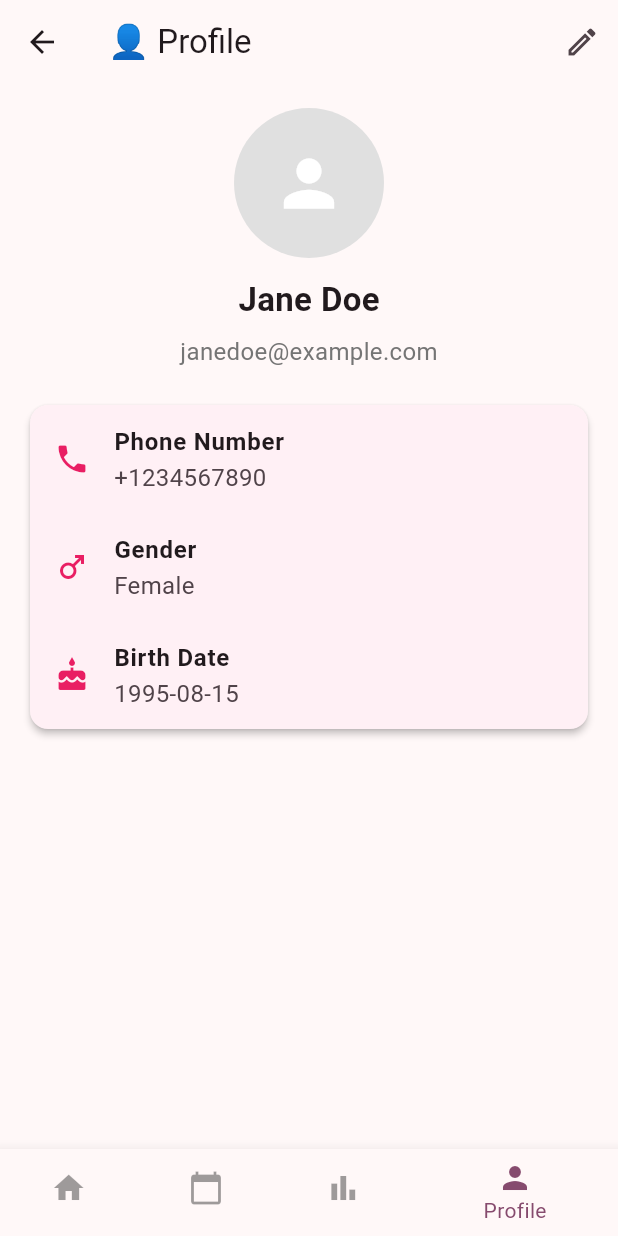
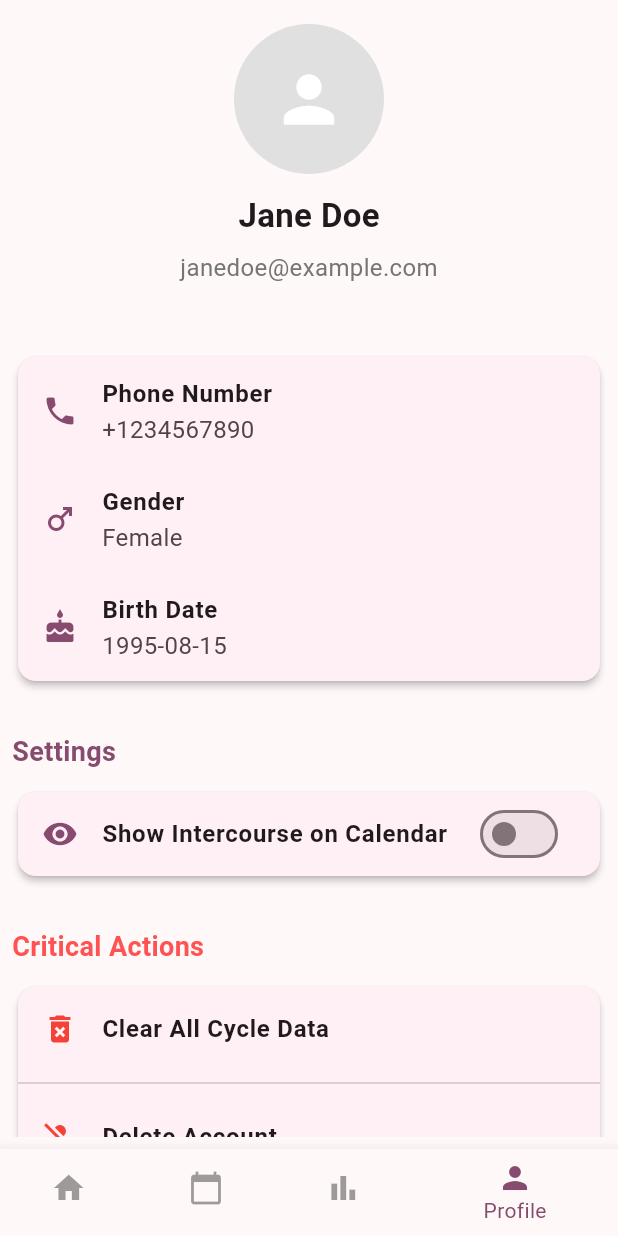
Before and after one commit to Eugene600/ZuriCycle, a Flutter app: the MainScreen screen opened directly, item 4 of the bottom bar chosen, on a phone screen of 412 x 824 dp. Run offline on Flutter 3.47's test engine with Material 3 defaults, Android fonts, the phone set to English and light mode, and no system bars; our stand-ins replace either_dart, fl_chart, flutter_animate, flutter_form_builder, flutter_riverpod, form_builder_validators and 5 more; accounts and stored records are empty.

Commit message:
Worked on profile screen and included vibration package for allowing vibration of the screen while navigating various screens from the bottom nav bar

```diff
--- a/lib/app/main_pages/pages/calendar_screen.dart
+++ b/lib/app/main_pages/pages/calendar_screen.dart
@@ -125,7 +125,7 @@ class _CalendarScreenState extends State<CalendarScreen> {
                       style: TextStyle(color: Colors.white),
                     ),
                     style: ElevatedButton.styleFrom(
-                      backgroundColor: Colors.black.withValues(),
+                      backgroundColor: Colors.black.withValues(alpha: 0.6),
                       minimumSize: const Size(double.infinity, 50),
                       shape: RoundedRectangleBorder(
                         borderRadius: BorderRadius.circular(12),
@@ -161,7 +161,7 @@ class _CalendarScreenState extends State<CalendarScreen> {
                       style: TextStyle(color: Colors.white),
                     ),
                     style: ElevatedButton.styleFrom(
-                      backgroundColor: Colors.black.withValues(),
+                      backgroundColor: Colors.black.withValues(alpha: 0.6),
                       minimumSize: const Size(double.infinity, 50),
                       shape: RoundedRectangleBorder(
                         borderRadius: BorderRadius.circular(12),
--- a/lib/app/main_pages/pages/home_screen.dart
+++ b/lib/app/main_pages/pages/home_screen.dart
@@ -1,9 +1,6 @@
 import 'package:flutter/material.dart';
-import 'package:flutter/widgets.dart';
-import 'package:go_router/go_router.dart';
 import 'package:table_calendar/table_calendar.dart';
 import 'package:flutter_animate/flutter_animate.dart';
-import 'package:zuricycle/utils/utils.dart';
 
 
 class HomeScreen extends StatefulWidget {
@@ -14,7 +11,7 @@ class HomeScreen extends StatefulWidget {
 }
 
 class _HomeScreenState extends State<HomeScreen> with TickerProviderStateMixin {
-  DateTime _focusedDay = DateTime.now();
+  final DateTime _focusedDay = DateTime.now();
   late AnimationController _textController;
   late Animation<double> _textFadeAnimation;
 
@@ -50,21 +47,22 @@ class _HomeScreenState extends State<HomeScreen> with TickerProviderStateMixin {
           PopupMenuButton<String>(
             icon: const Icon(Icons.more_vert, color: Colors.white, size: 28),
             onSelected: (value) {
-              if (value == 'settings') {
-                  context.goNamed(RouteNames.SETTINGS_SCREEN);
-              } else if (value == 'logout') {
+              // if (value == 'settings') {
+              //     context.goNamed(RouteNames.SETTINGS_SCREEN);
+              // }
+              if (value == 'logout') {
                 // Handle logout logic
               }
             },
             itemBuilder: (BuildContext context) => [
-              PopupMenuItem(
-                value: 'settings',
-                child: ListTile(
-                  leading: Icon(Icons.settings,
-                      color: theme.colorScheme.onSurface),
-                  title: const Text('Settings'),
-                ),
-              ),
+              // PopupMenuItem(
+              //   value: 'settings',
+              //   child: ListTile(
+              //     leading: Icon(Icons.settings,
+              //         color: theme.colorScheme.onSurface),
+              //     title: const Text('Settings'),
+              //   ),
+              // ),
               PopupMenuItem(
                 value: 'logout',
                 child: ListTile(
@@ -118,7 +116,7 @@ class _HomeScreenState extends State<HomeScreen> with TickerProviderStateMixin {
                     style: theme.textTheme.displayMedium?.copyWith(
                       fontSize: 48,
                       fontWeight: FontWeight.bold,
-                      color: Colors.white.withValues(),
+                      color: Colors.white,
                     ),
                   ),
                 ),
--- a/lib/app/main_pages/pages/main_screen.dart
+++ b/lib/app/main_pages/pages/main_screen.dart
@@ -1,6 +1,7 @@
 import 'package:flutter/material.dart';
+import 'package:vibration/vibration_presets.dart';
 import 'package:zuricycle/app/main_pages/pages/stats_screen.dart';
-
+import 'package:vibration/vibration.dart';
 import 'pages.dart';
 
 
@@ -22,7 +23,10 @@ class _MainScreenState extends State<MainScreen> {
     const ProfileScreen(),
   ];
 
-  void _onItemTapped(int index) {
+  void _onItemTapped(int index) async{
+    if (await Vibration.hasVibrator()) {
+      Vibration.vibrate(preset: VibrationPreset.singleShortBuzz);
+    }
     setState(() {
       _selectedIndex = index;
     });
--- a/lib/app/main_pages/pages/profile_screen.dart
+++ b/lib/app/main_pages/pages/profile_screen.dart
@@ -1,7 +1,14 @@
 import 'package:flutter/material.dart';
 
-class ProfileScreen extends StatelessWidget {
+class ProfileScreen extends StatefulWidget {
   const ProfileScreen({super.key});
+
+  @override
+  State<ProfileScreen> createState() => _ProfileScreenState();
+}
+
+class _ProfileScreenState extends State<ProfileScreen> {
+  bool showIntercourse = false;
 
   @override
   Widget build(BuildContext context) {
@@ -13,33 +20,43 @@ class ProfileScreen extends StatelessWidget {
     const String gender = "Female";
     const String birthDate = "1995-08-15";
 
-    return Scaffold(
-      appBar: AppBar(
-          title: const Text('👤 Profile'),
-        actions: [
-          IconButton(
-            onPressed: () {
-              // Future edit functionality
-            },
-            icon: const Icon(Icons.mode_edit_outlined),
-          ),
-        ],
-      ),
-      body: Padding(
+    var theme = Theme.of(context);
+
+    return SafeArea(
+      child: CustomScrollView(
+        slivers: [
+          // SliverAppBar(
+          //   title: const Text('🪷 Profile'),
+          //   pinned: true,
+          //   floating: true,
+          //   snap: true,
+          //   centerTitle: true,
+          //   // actions: [
+          //   //   IconButton(
+          //   //     onPressed: () {
+          //   //       // Future edit functionality
+          //   //     },
+          //   //     icon: const Icon(Icons.mode_edit_outlined),
+          //   //   ),
+          //   // ],
+          // ),
+          SliverToBoxAdapter(
+            child: Padding(
               padding: const EdgeInsets.all(16.0),
               child: Column(
                 crossAxisAlignment: CrossAxisAlignment.center,
                 children: [
-            // Profile Picture
                   CircleAvatar(
                     radius: 50,
                     backgroundColor: Colors.grey[300],
-              child: const Icon(Icons.person, size: 50, color: Colors.white),
+                    child:
+                        const Icon(Icons.person, size: 50, color: Colors.white),
                   ),
                   const SizedBox(height: 12),
                   Text(
                     "$firstName $lastName",
-              style: const TextStyle(fontSize: 22, fontWeight: FontWeight.bold),
+                    style: const TextStyle(
+                        fontSize: 22, fontWeight: FontWeight.bold),
                   ),
                   const SizedBox(height: 8),
                   Text(
@@ -49,30 +66,133 @@ class ProfileScreen extends StatelessWidget {
                   const SizedBox(height: 20),
 
                   // User Information
+                ],
+              ),
+            ),
+          ),
+          SliverFillRemaining(
+            hasScrollBody: true,
+            child: Padding(
+              padding: const EdgeInsets.all(8.0),
+              child: ListView(
+                children: [
                   Card(
                     shape: RoundedRectangleBorder(
                         borderRadius: BorderRadius.circular(12)),
                     elevation: 2,
                     child: Column(
                       children: [
-                  _buildProfileItem(Icons.phone, "Phone Number", phoneNumber),
-                  _buildProfileItem(Icons.male, "Gender", gender),
-                  _buildProfileItem(Icons.cake, "Birth Date", birthDate),
+                        ListTile(
+                          leading:
+                              Icon(Icons.phone, color: theme.colorScheme.primary),
+                          title: const Text("Phone Number",
+                              style: TextStyle(fontWeight: FontWeight.bold)),
+                          subtitle: Text(phoneNumber,
+                              style: const TextStyle(fontSize: 16)),
+                        ),
+                        ListTile(
+                          leading:
+                              Icon(Icons.male, color: theme.colorScheme.primary),
+                          title: const Text("Gender",
+                              style: TextStyle(fontWeight: FontWeight.bold)),
+                          subtitle:
+                              Text(gender, style: const TextStyle(fontSize: 16)),
+                        ),
+                        ListTile(
+                          leading:
+                              Icon(Icons.cake, color: theme.colorScheme.primary),
+                          title: const Text("Birth Date",
+                              style: TextStyle(fontWeight: FontWeight.bold)),
+                          subtitle: Text(birthDate,
+                              style: const TextStyle(fontSize: 16)),
+                        ),
                       ],
+                    ),
+                  ),
+                  const SizedBox(height: 30),
+                  Text(
+                    "Settings",
+                    style: TextStyle(
+                        fontSize: 18,
+                        fontWeight: FontWeight.bold,
+                        color: theme.colorScheme.primary),
+                  ),
+                  const SizedBox(height: 10),
+                  Card(
+                    shape: RoundedRectangleBorder(
+                        borderRadius: BorderRadius.circular(12)),
+                    elevation: 2,
+                    child: Column(
+                      children: [
+                        ListTile(
+                          leading: Icon(Icons.visibility,
+                              color: theme.colorScheme.primary),
+                          title: const Text("Show Intercourse on Calendar",
+                              style: TextStyle(fontWeight: FontWeight.bold)),
+                          trailing: Switch(
+                            value: showIntercourse,
+                            onChanged: (bool value) {
+                              setState(() {
+                                showIntercourse = value;
+                              });
+                            },
                           ),
                         ),
                       ],
                     ),
                   ),
-    );
-  }
-
-  // Helper method for ListTile items
-  Widget _buildProfileItem(IconData icon, String title, String value) {
-    return ListTile(
-      leading: Icon(icon, color: Colors.pink),
-      title: Text(title, style: const TextStyle(fontWeight: FontWeight.bold)),
-      subtitle: Text(value, style: const TextStyle(fontSize: 16)),
+                  const SizedBox(height: 30),
+                  // Critical Actions Section
+                  const Text(
+                    "Critical Actions",
+                    style: TextStyle(
+                        fontSize: 18,
+                        fontWeight: FontWeight.bold,
+                        color: Colors.redAccent),
+                  ),
+                  const SizedBox(height: 10),
+                  Card(
+                    shape: RoundedRectangleBorder(
+                        borderRadius: BorderRadius.circular(12)),
+                    elevation: 2,
+                    child: Column(
+                      children: [
+                        ListTile(
+                          leading:
+                              const Icon(Icons.delete_forever, color: Colors.red),
+                          title: const Text("Clear All Cycle Data",
+                              style: TextStyle(fontWeight: FontWeight.bold)),
+                          onTap: () {
+                            // _showConfirmationDialog(context, "Clear Cycle Data", "Are you sure you want to clear all your cycle data?");
+                          },
+                        ),
+                        const Divider(),
+                        ListTile(
+                          leading:
+                              const Icon(Icons.person_off, color: Colors.red),
+                          title: const Text("Delete Account",
+                              style: TextStyle(fontWeight: FontWeight.bold)),
+                          onTap: () {
+                            // _showConfirmationDialog(context, "Delete Account", "This will permanently delete your account. Are you sure?");
+                          },
+                        ),
+                      ],
+                    ),
+                  ),
+                  // Align(
+                  //   alignment: Alignment.bottomCenter,
+                  //   child: Text(
+                  //     "Version \n v1.0.0",
+                  //     style: theme.textTheme.bodyLarge
+                  //         ?.copyWith(color: theme.colorScheme.primary),
+                  //   ),
+                  // ),
+                ],
+              ),
+            ),
+          ),
+        ],
+      ),
     );
   }
 }
--- a/pubspec.yaml
+++ b/pubspec.yaml
@@ -51,6 +51,7 @@ dependencies:
   flutter_charts: ^0.5.2
   syncfusion_flutter_charts: ^28.2.6
   fl_chart: ^0.70.2
+  vibration: ^3.1.3
 
 dev_dependencies:
   flutter_test:
```
Also changed, not shown: pubspec.lock, 81 other files. Lines whose indentation alone changed are shown as unchanged.
